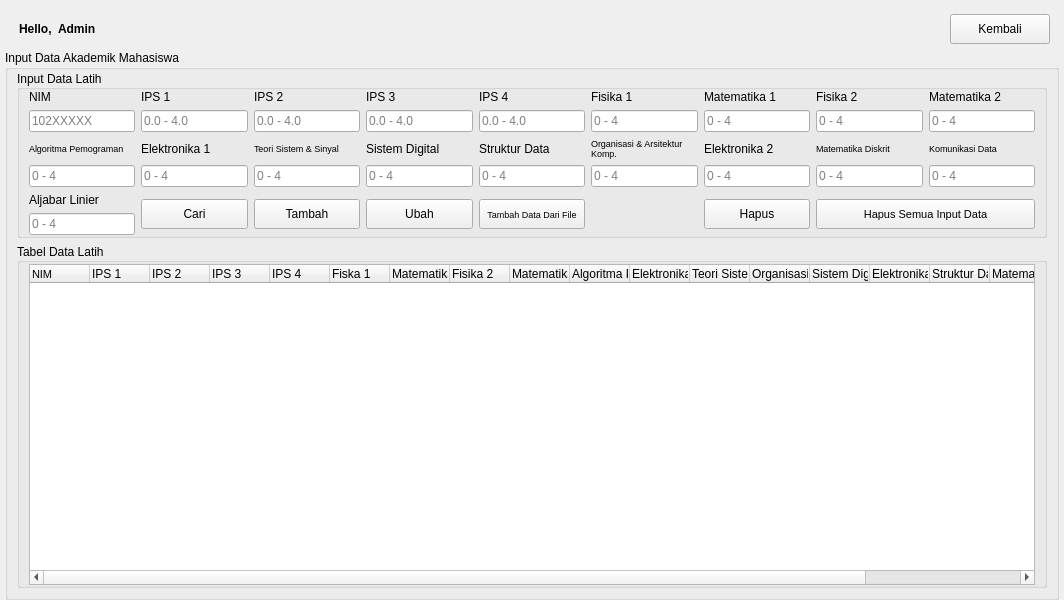
Above: gui/gui_kelola.ui from mafr017/BNN_GPA before the change. Below: the same form after it.
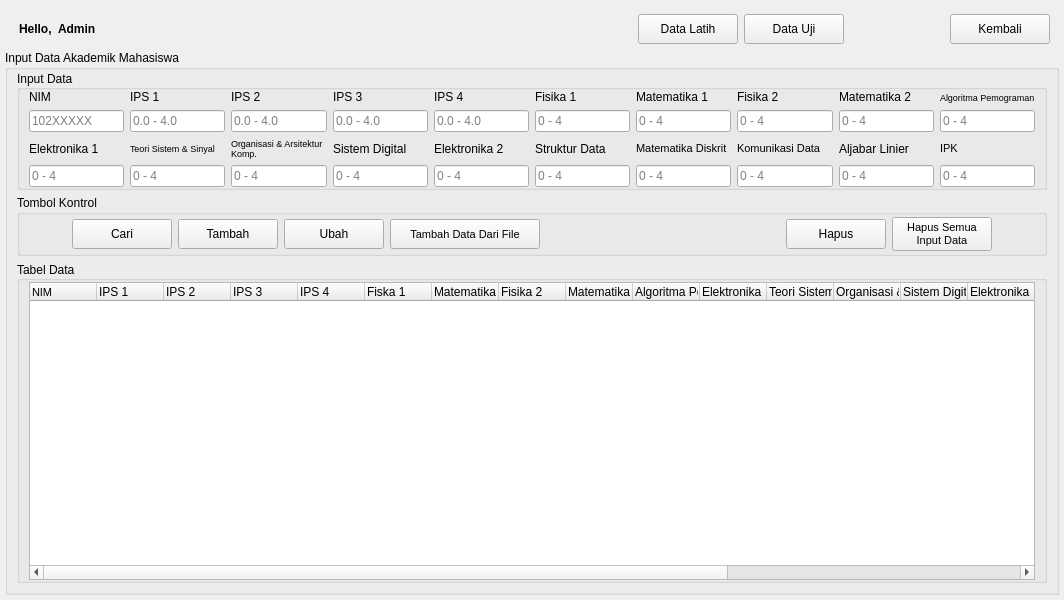
That is the form after the change.

The edit to the form file:
```diff
--- a/gui/gui_kelola.ui
+++ b/gui/gui_kelola.ui
@@ -25,7 +25,7 @@
      <number>5</number>
     </property>
     <property name="bottomMargin">
-     <number>0</number>
+     <number>5</number>
     </property>
     <item>
      <widget class="QFrame" name="frame">
@@ -111,6 +111,66 @@
          </property>
         </spacer>
        </item>
+       <item>
+        <widget class="QPushButton" name="pbLatih">
+         <property name="minimumSize">
+          <size>
+           <width>100</width>
+           <height>30</height>
+          </size>
+         </property>
+         <property name="text">
+          <string>Data Latih</string>
+         </property>
+         <property name="checkable">
+          <bool>true</bool>
+         </property>
+         <property name="checked">
+          <bool>false</bool>
+         </property>
+         <property name="autoDefault">
+          <bool>false</bool>
+         </property>
+         <property name="default">
+          <bool>false</bool>
+         </property>
+         <property name="flat">
+          <bool>false</bool>
+         </property>
+        </widget>
+       </item>
+       <item>
+        <widget class="QPushButton" name="pbUji">
+         <property name="minimumSize">
+          <size>
+           <width>100</width>
+           <height>30</height>
+          </size>
+         </property>
+         <property name="text">
+          <string>Data Uji</string>
+         </property>
+         <property name="checkable">
+          <bool>true</bool>
+         </property>
+        </widget>
+       </item>
+       <item>
+        <spacer name="horizontalSpacer_5">
+         <property name="orientation">
+          <enum>Qt::Horizontal</enum>
+         </property>
+         <property name="sizeType">
+          <enum>QSizePolicy::Fixed</enum>
+         </property>
+         <property name="sizeHint" stdset="0">
+          <size>
+           <width>100</width>
+           <height>20</height>
+          </size>
+         </property>
+        </spacer>
+       </item>
        <item>
         <widget class="QPushButton" name="pbKembali">
          <property name="minimumSize">
@@ -151,7 +211,7 @@
        <item>
         <widget class="QGroupBox" name="gInputData">
          <property name="title">
-          <string>Input Data Latih</string>
+          <string>Input Data</string>
          </property>
          <property name="alignment">
           <set>Qt::AlignLeading|Qt::AlignLeft|Qt::AlignVCenter</set>
@@ -169,80 +229,100 @@
           <property name="bottomMargin">
            <number>0</number>
           </property>
-          <item row="3" column="1">
-           <widget class="QLabel" name="label_9">
-            <property name="text">
-             <string>Elektronika 1</string>
+          <item row="3" column="15">
+           <widget class="QLabel" name="label_30">
+            <property name="maximumSize">
+             <size>
+              <width>16777215</width>
+              <height>16777215</height>
+             </size>
             </property>
-           </widget>
-          </item>
-          <item row="3" column="8">
-           <widget class="QLabel" name="label_28">
             <property name="font">
              <font>
-              <pointsize>7</pointsize>
+              <pointsize>8</pointsize>
              </font>
             </property>
             <property name="text">
-             <string>Komunikasi Data</string>
+             <string>IPK</string>
             </property>
             <property name="wordWrap">
              <bool>true</bool>
             </property>
            </widget>
           </item>
-          <item row="3" column="5">
-           <widget class="QLabel" name="label_11">
+          <item row="1" column="15">
+           <widget class="QLineEdit" name="leX9">
+            <property name="maximumSize">
+             <size>
+              <width>16777215</width>
+              <height>16777215</height>
+             </size>
+            </property>
+            <property name="placeholderText">
+             <string>0 - 4</string>
+            </property>
+           </widget>
+          </item>
+          <item row="0" column="15">
+           <widget class="QLabel" name="label_8">
+            <property name="maximumSize">
+             <size>
+              <width>16777215</width>
+              <height>16777215</height>
+             </size>
+            </property>
             <property name="font">
              <font>
               <pointsize>7</pointsize>
              </font>
             </property>
             <property name="text">
-             <string>Organisasi &amp; Arsitektur Komp.</string>
+             <string>Algoritma Pemograman</string>
             </property>
             <property name="wordWrap">
-             <bool>true</bool>
+             <bool>false</bool>
+            </property>
+           </widget>
+          </item>
+          <item row="1" column="14">
+           <widget class="QLineEdit" name="leX8">
+            <property name="sizePolicy">
+             <sizepolicy hsizetype="Expanding" vsizetype="Fixed">
+              <horstretch>0</horstretch>
+              <verstretch>0</verstretch>
+             </sizepolicy>
+            </property>
+            <property name="minimumSize">
+             <size>
+              <width>70</width>
+              <height>0</height>
+             </size>
+            </property>
+            <property name="maximumSize">
+             <size>
+              <width>16777215</width>
+              <height>16777215</height>
+             </size>
+            </property>
+            <property name="baseSize">
+             <size>
+              <width>0</width>
+              <height>0</height>
+             </size>
+            </property>
+            <property name="placeholderText">
+             <string>0 - 4</string>
             </property>
            </widget>
           </item>
           <item row="3" column="6">
-           <widget class="QLabel" name="label_24">
-            <property name="text">
-             <string>Elektronika 2</string>
-            </property>
-            <property name="wordWrap">
-             <bool>true</bool>
-            </property>
-           </widget>
-          </item>
-          <item row="3" column="4">
-           <widget class="QLabel" name="label_25">
-            <property name="text">
-             <string>Struktur Data</string>
-            </property>
-            <property name="wordWrap">
-             <bool>true</bool>
-            </property>
-           </widget>
-          </item>
-          <item row="3" column="2">
-           <widget class="QLabel" name="label_10">
-            <property name="font">
-             <font>
-              <pointsize>7</pointsize>
-             </font>
-            </property>
-            <property name="text">
-             <string>Teori Sistem &amp; Sinyal</string>
-            </property>
-            <property name="wordWrap">
-             <bool>true</bool>
-            </property>
-           </widget>
-          </item>
-          <item row="3" column="3">
            <widget class="QLabel" name="label_23">
+            <property name="maximumSize">
+             <size>
+              <width>16777215</width>
+              <height>16777215</height>
+             </size>
+            </property>
             <property name="text">
              <string>Sistem Digital</string>
             </property>
@@ -251,188 +331,14 @@
             </property>
            </widget>
           </item>
-          <item row="3" column="7">
-           <widget class="QLabel" name="label_31">
-            <property name="font">
-             <font>
-              <pointsize>7</pointsize>
-             </font>
-            </property>
-            <property name="text">
-             <string>Matematika Diskrit</string>
-            </property>
-            <property name="wordWrap">
-             <bool>true</bool>
-            </property>
-           </widget>
-          </item>
-          <item row="3" column="0">
-           <widget class="QLabel" name="label_8">
-            <property name="font">
-             <font>
-              <pointsize>7</pointsize>
-             </font>
-            </property>
-            <property name="text">
-             <string>Algoritma Pemograman</string>
-            </property>
-            <property name="wordWrap">
-             <bool>true</bool>
-            </property>
-           </widget>
-          </item>
-          <item row="6" column="0">
-           <widget class="QLineEdit" name="leX18">
-            <property name="placeholderText">
-             <string>0 - 4</string>
-            </property>
-           </widget>
-          </item>
-          <item row="4" column="0">
-           <widget class="QLineEdit" name="leX9">
-            <property name="placeholderText">
-             <string>0 - 4</string>
-            </property>
-           </widget>
-          </item>
-          <item row="4" column="3">
-           <widget class="QLineEdit" name="leX12">
-            <property name="placeholderText">
-             <string>0 - 4</string>
-            </property>
-           </widget>
-          </item>
-          <item row="4" column="4">
-           <widget class="QLineEdit" name="leX13">
-            <property name="placeholderText">
-             <string>0 - 4</string>
-            </property>
-           </widget>
-          </item>
-          <item row="5" column="0">
-           <widget class="QLabel" name="label_29">
-            <property name="text">
-             <string>Aljabar Linier</string>
-            </property>
-            <property name="wordWrap">
-             <bool>true</bool>
-            </property>
-           </widget>
-          </item>
-          <item row="4" column="2">
-           <widget class="QLineEdit" name="leX11">
-            <property name="placeholderText">
-             <string>0 - 4</string>
-            </property>
-           </widget>
-          </item>
-          <item row="4" column="5">
-           <widget class="QLineEdit" name="leX14">
-            <property name="placeholderText">
-             <string>0 - 4</string>
-            </property>
-           </widget>
-          </item>
-          <item row="4" column="1">
-           <widget class="QLineEdit" name="leX10">
-            <property name="placeholderText">
-             <string>0 - 4</string>
-            </property>
-           </widget>
-          </item>
-          <item row="4" column="7">
-           <widget class="QLineEdit" name="leX16">
-            <property name="placeholderText">
-             <string>0 - 4</string>
-            </property>
-           </widget>
-          </item>
-          <item row="4" column="8">
-           <widget class="QLineEdit" name="leX17">
-            <property name="placeholderText">
-             <string>0 - 4</string>
-            </property>
-           </widget>
-          </item>
-          <item row="4" column="6">
-           <widget class="QLineEdit" name="leX15">
-            <property name="placeholderText">
-             <string>0 - 4</string>
-            </property>
-           </widget>
-          </item>
-          <item row="1" column="0">
-           <widget class="QLineEdit" name="leKey">
-            <property name="placeholderText">
-             <string>102XXXXX</string>
-            </property>
-           </widget>
-          </item>
-          <item row="1" column="2">
-           <widget class="QLineEdit" name="leX2">
-            <property name="placeholderText">
-             <string>0.0 - 4.0</string>
-            </property>
-           </widget>
-          </item>
-          <item row="1" column="4">
-           <widget class="QLineEdit" name="leX4">
-            <property name="placeholderText">
-             <string>0.0 - 4.0</string>
-            </property>
-           </widget>
-          </item>
-          <item row="1" column="1">
-           <widget class="QLineEdit" name="leX1">
-            <property name="placeholderText">
-             <string>0.0 - 4.0</string>
-            </property>
-           </widget>
-          </item>
-          <item row="1" column="5">
-           <widget class="QLineEdit" name="leX5">
-            <property name="placeholderText">
-             <string>0 - 4</string>
-            </property>
-           </widget>
-          </item>
-          <item row="1" column="3">
-           <widget class="QLineEdit" name="leX3">
-            <property name="placeholderText">
-             <string>0.0 - 4.0</string>
-            </property>
-           </widget>
-          </item>
-          <item row="1" column="6">
-           <widget class="QLineEdit" name="leX6">
-            <property name="placeholderText">
-             <string>0 - 4</string>
-            </property>
-           </widget>
-          </item>
-          <item row="0" column="2">
-           <widget class="QLabel" name="label_3">
-            <property name="text">
-             <string>IPS 2</string>
-            </property>
-           </widget>
-          </item>
-          <item row="0" column="7">
-           <widget class="QLabel" name="label_7">
-            <property name="text">
-             <string>Fisika 2</string>
-            </property>
-           </widget>
-          </item>
-          <item row="1" column="7">
-           <widget class="QLineEdit" name="leX7">
-            <property name="placeholderText">
-             <string>0 - 4</string>
-            </property>
-           </widget>
-          </item>
-          <item row="0" column="8">
+          <item row="0" column="14">
            <widget class="QLabel" name="label_26">
+            <property name="maximumSize">
+             <size>
+              <width>16777215</width>
+              <height>16777215</height>
+             </size>
+            </property>
             <property name="text">
              <string>Matematika 2</string>
             </property>
@@ -441,69 +347,605 @@
             </property>
            </widget>
           </item>
-          <item row="1" column="8">
-           <widget class="QLineEdit" name="leX8">
+          <item row="1" column="12">
+           <widget class="QLineEdit" name="leX7">
+            <property name="maximumSize">
+             <size>
+              <width>16777215</width>
+              <height>16777215</height>
+             </size>
+            </property>
             <property name="placeholderText">
              <string>0 - 4</string>
             </property>
            </widget>
           </item>
-          <item row="0" column="1">
+          <item row="0" column="12">
+           <widget class="QLabel" name="label_7">
+            <property name="maximumSize">
+             <size>
+              <width>16777215</width>
+              <height>16777215</height>
+             </size>
+            </property>
+            <property name="text">
+             <string>Fisika 2</string>
+            </property>
+           </widget>
+          </item>
+          <item row="0" column="2">
            <widget class="QLabel" name="label_2">
+            <property name="maximumSize">
+             <size>
+              <width>16777215</width>
+              <height>16777215</height>
+             </size>
+            </property>
             <property name="text">
              <string>IPS 1</string>
             </property>
            </widget>
           </item>
-          <item row="0" column="0">
-           <widget class="QLabel" name="label">
-            <property name="text">
-             <string>NIM</string>
-            </property>
-           </widget>
-          </item>
-          <item row="0" column="3">
+          <item row="0" column="6">
            <widget class="QLabel" name="label_27">
+            <property name="maximumSize">
+             <size>
+              <width>16777215</width>
+              <height>16777215</height>
+             </size>
+            </property>
             <property name="text">
              <string>IPS 3</string>
             </property>
            </widget>
           </item>
-          <item row="0" column="5">
+          <item row="0" column="9">
            <widget class="QLabel" name="label_5">
+            <property name="maximumSize">
+             <size>
+              <width>16777215</width>
+              <height>16777215</height>
+             </size>
+            </property>
             <property name="text">
              <string>Fisika 1</string>
             </property>
            </widget>
           </item>
-          <item row="0" column="6">
+          <item row="0" column="10">
            <widget class="QLabel" name="label_6">
+            <property name="maximumSize">
+             <size>
+              <width>16777215</width>
+              <height>16777215</height>
+             </size>
+            </property>
             <property name="text">
              <string>Matematika 1</string>
             </property>
            </widget>
           </item>
+          <item row="0" column="0">
+           <widget class="QLabel" name="label">
+            <property name="maximumSize">
+             <size>
+              <width>16777215</width>
+              <height>16777215</height>
+             </size>
+            </property>
+            <property name="text">
+             <string>NIM</string>
+            </property>
+           </widget>
+          </item>
+          <item row="1" column="0">
+           <widget class="QLineEdit" name="leNIM">
+            <property name="maximumSize">
+             <size>
+              <width>16777215</width>
+              <height>16777215</height>
+             </size>
+            </property>
+            <property name="placeholderText">
+             <string>102XXXXX</string>
+            </property>
+           </widget>
+          </item>
+          <item row="1" column="7">
+           <widget class="QLineEdit" name="leX4">
+            <property name="maximumSize">
+             <size>
+              <width>16777215</width>
+              <height>16777215</height>
+             </size>
+            </property>
+            <property name="placeholderText">
+             <string>0.0 - 4.0</string>
+            </property>
+           </widget>
+          </item>
+          <item row="1" column="4">
+           <widget class="QLineEdit" name="leX2">
+            <property name="maximumSize">
+             <size>
+              <width>16777215</width>
+              <height>16777215</height>
+             </size>
+            </property>
+            <property name="placeholderText">
+             <string>0.0 - 4.0</string>
+            </property>
+           </widget>
+          </item>
+          <item row="1" column="2">
+           <widget class="QLineEdit" name="leX1">
+            <property name="maximumSize">
+             <size>
+              <width>16777215</width>
+              <height>16777215</height>
+             </size>
+            </property>
+            <property name="placeholderText">
+             <string>0.0 - 4.0</string>
+            </property>
+           </widget>
+          </item>
+          <item row="1" column="6">
+           <widget class="QLineEdit" name="leX3">
+            <property name="maximumSize">
+             <size>
+              <width>16777215</width>
+              <height>16777215</height>
+             </size>
+            </property>
+            <property name="placeholderText">
+             <string>0.0 - 4.0</string>
+            </property>
+           </widget>
+          </item>
+          <item row="1" column="10">
+           <widget class="QLineEdit" name="leX6">
+            <property name="maximumSize">
+             <size>
+              <width>16777215</width>
+              <height>16777215</height>
+             </size>
+            </property>
+            <property name="placeholderText">
+             <string>0 - 4</string>
+            </property>
+           </widget>
+          </item>
           <item row="0" column="4">
+           <widget class="QLabel" name="label_3">
+            <property name="maximumSize">
+             <size>
+              <width>16777215</width>
+              <height>16777215</height>
+             </size>
+            </property>
+            <property name="text">
+             <string>IPS 2</string>
+            </property>
+           </widget>
+          </item>
+          <item row="1" column="9">
+           <widget class="QLineEdit" name="leX5">
+            <property name="maximumSize">
+             <size>
+              <width>16777215</width>
+              <height>16777215</height>
+             </size>
+            </property>
+            <property name="placeholderText">
+             <string>0 - 4</string>
+            </property>
+           </widget>
+          </item>
+          <item row="0" column="7">
            <widget class="QLabel" name="label_4">
+            <property name="maximumSize">
+             <size>
+              <width>16777215</width>
+              <height>16777215</height>
+             </size>
+            </property>
             <property name="text">
              <string>IPS 4</string>
             </property>
            </widget>
           </item>
-          <item row="5" column="6" rowspan="2">
-           <widget class="QPushButton" name="pbHapus_2">
+          <item row="4" column="12">
+           <widget class="QLineEdit" name="leX17">
+            <property name="maximumSize">
+             <size>
+              <width>16777215</width>
+              <height>16777215</height>
+             </size>
+            </property>
+            <property name="placeholderText">
+             <string>0 - 4</string>
+            </property>
+           </widget>
+          </item>
+          <item row="4" column="9">
+           <widget class="QLineEdit" name="leX15">
+            <property name="maximumSize">
+             <size>
+              <width>16777215</width>
+              <height>16777215</height>
+             </size>
+            </property>
+            <property name="placeholderText">
+             <string>0 - 4</string>
+            </property>
+           </widget>
+          </item>
+          <item row="4" column="10">
+           <widget class="QLineEdit" name="leX16">
+            <property name="maximumSize">
+             <size>
+              <width>16777215</width>
+              <height>16777215</height>
+             </size>
+            </property>
+            <property name="placeholderText">
+             <string>0 - 4</string>
+            </property>
+           </widget>
+          </item>
+          <item row="4" column="2">
+           <widget class="QLineEdit" name="leX11">
+            <property name="maximumSize">
+             <size>
+              <width>16777215</width>
+              <height>16777215</height>
+             </size>
+            </property>
+            <property name="placeholderText">
+             <string>0 - 4</string>
+            </property>
+           </widget>
+          </item>
+          <item row="4" column="0">
+           <widget class="QLineEdit" name="leX10">
+            <property name="maximumSize">
+             <size>
+              <width>16777215</width>
+              <height>16777215</height>
+             </size>
+            </property>
+            <property name="placeholderText">
+             <string>0 - 4</string>
+            </property>
+           </widget>
+          </item>
+          <item row="4" column="4">
+           <widget class="QLineEdit" name="leX12">
+            <property name="maximumSize">
+             <size>
+              <width>16777215</width>
+              <height>16777215</height>
+             </size>
+            </property>
+            <property name="placeholderText">
+             <string>0 - 4</string>
+            </property>
+           </widget>
+          </item>
+          <item row="4" column="7">
+           <widget class="QLineEdit" name="leX14">
+            <property name="maximumSize">
+             <size>
+              <width>16777215</width>
+              <height>16777215</height>
+             </size>
+            </property>
+            <property name="placeholderText">
+             <string>0 - 4</string>
+            </property>
+           </widget>
+          </item>
+          <item row="4" column="15">
+           <widget class="QLineEdit" name="leIPK">
+            <property name="maximumSize">
+             <size>
+              <width>16777215</width>
+              <height>16777215</height>
+             </size>
+            </property>
+            <property name="placeholderText">
+             <string>0 - 4</string>
+            </property>
+           </widget>
+          </item>
+          <item row="4" column="6">
+           <widget class="QLineEdit" name="leX13">
+            <property name="maximumSize">
+             <size>
+              <width>16777215</width>
+              <height>16777215</height>
+             </size>
+            </property>
+            <property name="placeholderText">
+             <string>0 - 4</string>
+            </property>
+           </widget>
+          </item>
+          <item row="3" column="14">
+           <widget class="QLabel" name="label_29">
+            <property name="maximumSize">
+             <size>
+              <width>16777215</width>
+              <height>16777215</height>
+             </size>
+            </property>
+            <property name="text">
+             <string>Aljabar Linier</string>
+            </property>
+            <property name="wordWrap">
+             <bool>true</bool>
+            </property>
+           </widget>
+          </item>
+          <item row="3" column="12">
+           <widget class="QLabel" name="label_28">
+            <property name="maximumSize">
+             <size>
+              <width>16777215</width>
+              <height>16777215</height>
+             </size>
+            </property>
+            <property name="font">
+             <font>
+              <pointsize>8</pointsize>
+             </font>
+            </property>
+            <property name="text">
+             <string>Komunikasi Data</string>
+            </property>
+            <property name="wordWrap">
+             <bool>true</bool>
+            </property>
+           </widget>
+          </item>
+          <item row="4" column="14">
+           <widget class="QLineEdit" name="leX18">
+            <property name="maximumSize">
+             <size>
+              <width>16777215</width>
+              <height>16777215</height>
+             </size>
+            </property>
+            <property name="placeholderText">
+             <string>0 - 4</string>
+            </property>
+           </widget>
+          </item>
+          <item row="3" column="0">
+           <widget class="QLabel" name="label_9">
+            <property name="maximumSize">
+             <size>
+              <width>16777215</width>
+              <height>16777215</height>
+             </size>
+            </property>
+            <property name="text">
+             <string>Elektronika 1</string>
+            </property>
+           </widget>
+          </item>
+          <item row="3" column="2">
+           <widget class="QLabel" name="label_10">
+            <property name="maximumSize">
+             <size>
+              <width>16777215</width>
+              <height>16777215</height>
+             </size>
+            </property>
+            <property name="font">
+             <font>
+              <pointsize>7</pointsize>
+             </font>
+            </property>
+            <property name="text">
+             <string>Teori Sistem &amp; Sinyal</string>
+            </property>
+            <property name="wordWrap">
+             <bool>true</bool>
+            </property>
+           </widget>
+          </item>
+          <item row="3" column="4">
+           <widget class="QLabel" name="label_11">
+            <property name="maximumSize">
+             <size>
+              <width>16777215</width>
+              <height>16777215</height>
+             </size>
+            </property>
+            <property name="font">
+             <font>
+              <pointsize>7</pointsize>
+             </font>
+            </property>
+            <property name="text">
+             <string>Organisasi &amp; Arsitektur Komp.</string>
+            </property>
+            <property name="wordWrap">
+             <bool>true</bool>
+            </property>
+           </widget>
+          </item>
+          <item row="3" column="9">
+           <widget class="QLabel" name="label_25">
+            <property name="maximumSize">
+             <size>
+              <width>16777215</width>
+              <height>16777215</height>
+             </size>
+            </property>
+            <property name="text">
+             <string>Struktur Data</string>
+            </property>
+            <property name="wordWrap">
+             <bool>true</bool>
+            </property>
+           </widget>
+          </item>
+          <item row="3" column="7">
+           <widget class="QLabel" name="label_24">
+            <property name="maximumSize">
+             <size>
+              <width>16777215</width>
+              <height>16777215</height>
+             </size>
+            </property>
+            <property name="text">
+             <string>Elektronika 2</string>
+            </property>
+            <property name="wordWrap">
+             <bool>true</bool>
+            </property>
+           </widget>
+          </item>
+          <item row="3" column="10">
+           <widget class="QLabel" name="label_31">
+            <property name="maximumSize">
+             <size>
+              <width>16777215</width>
+              <height>16777215</height>
+             </size>
+            </property>
+            <property name="font">
+             <font>
+              <pointsize>8</pointsize>
+             </font>
+            </property>
+            <property name="text">
+             <string>Matematika Diskrit</string>
+            </property>
+            <property name="wordWrap">
+             <bool>true</bool>
+            </property>
+           </widget>
+          </item>
+         </layout>
+        </widget>
+       </item>
+       <item>
+        <widget class="QGroupBox" name="groupBox_2">
+         <property name="title">
+          <string>Tombol Kontrol</string>
+         </property>
+         <property name="flat">
+          <bool>true</bool>
+         </property>
+         <layout class="QHBoxLayout" name="horizontalLayout_3">
+          <property name="leftMargin">
+           <number>2</number>
+          </property>
+          <property name="topMargin">
+           <number>2</number>
+          </property>
+          <property name="rightMargin">
+           <number>2</number>
+          </property>
+          <property name="bottomMargin">
+           <number>2</number>
+          </property>
+          <item>
+           <spacer name="horizontalSpacer_3">
+            <property name="orientation">
+             <enum>Qt::Horizontal</enum>
+            </property>
+            <property name="sizeType">
+             <enum>QSizePolicy::Fixed</enum>
+            </property>
+            <property name="sizeHint" stdset="0">
+             <size>
+              <width>50</width>
+              <height>20</height>
+             </size>
+            </property>
+           </spacer>
+          </item>
+          <item>
+           <widget class="QPushButton" name="pbSearch">
+            <property name="sizePolicy">
+             <sizepolicy hsizetype="Maximum" vsizetype="Fixed">
+              <horstretch>0</horstretch>
+              <verstretch>0</verstretch>
+             </sizepolicy>
+            </property>
             <property name="minimumSize">
              <size>
-              <width>0</width>
+              <width>100</width>
               <height>30</height>
              </size>
             </property>
             <property name="text">
-             <string>Hapus</string>
+             <string>Cari</string>
             </property>
+            <property name="autoExclusive">
+             <bool>false</bool>
+            </property>
+            <property name="autoDefault">
+             <bool>false</bool>
+            </property>
+            <property name="default">
+             <bool>false</bool>
+            </property>
+            <property name="flat">
+             <bool>false</bool>
+            </property>
            </widget>
           </item>
-          <item row="5" column="4" rowspan="2">
+          <item>
+           <widget class="QPushButton" name="pbTambah">
+            <property name="sizePolicy">
+             <sizepolicy hsizetype="Minimum" vsizetype="Fixed">
+              <horstretch>0</horstretch>
+              <verstretch>0</verstretch>
+             </sizepolicy>
+            </property>
+            <property name="minimumSize">
+             <size>
+              <width>100</width>
+              <height>30</height>
+             </size>
+            </property>
+            <property name="text">
+             <string>Tambah</string>
+            </property>
+            <property name="autoExclusive">
+             <bool>false</bool>
+            </property>
+            <property name="autoDefault">
+             <bool>false</bool>
+            </property>
+            <property name="default">
+             <bool>false</bool>
+            </property>
+            <property name="flat">
+             <bool>false</bool>
+            </property>
+           </widget>
+          </item>
+          <item>
+           <widget class="QPushButton" name="pbUpdate">
+            <property name="minimumSize">
+             <size>
+              <width>100</width>
+              <height>30</height>
+             </size>
+            </property>
+            <property name="text">
+             <string>Ubah</string>
+            </property>
+           </widget>
+          </item>
+          <item>
            <widget class="QPushButton" name="pbTmbFile">
             <property name="sizePolicy">
              <sizepolicy hsizetype="Minimum" vsizetype="Fixed">
@@ -513,13 +955,13 @@
             </property>
             <property name="minimumSize">
              <size>
-              <width>0</width>
+              <width>150</width>
               <height>30</height>
              </size>
             </property>
             <property name="font">
              <font>
-              <pointsize>7</pointsize>
+              <pointsize>8</pointsize>
               <weight>50</weight>
               <bold>false</bold>
              </font>
@@ -530,50 +972,12 @@
             <property name="text">
              <string>Tambah Data Dari File</string>
             </property>
-            <property name="autoExclusive">
+            <property name="checkable">
              <bool>false</bool>
             </property>
-            <property name="autoDefault">
+            <property name="checked">
              <bool>false</bool>
             </property>
-            <property name="default">
-             <bool>false</bool>
-            </property>
-            <property name="flat">
-             <bool>false</bool>
-            </property>
-           </widget>
-          </item>
-          <item row="5" column="3" rowspan="2">
-           <widget class="QPushButton" name="pbUpdate">
-            <property name="minimumSize">
-             <size>
-              <width>0</width>
-              <height>30</height>
-             </size>
-            </property>
-            <property name="text">
-             <string>Ubah</string>
-            </property>
-           </widget>
-          </item>
-          <item row="5" column="2" rowspan="2">
-           <widget class="QPushButton" name="pbTambah">
-            <property name="sizePolicy">
-             <sizepolicy hsizetype="Minimum" vsizetype="Fixed">
-              <horstretch>0</horstretch>
-              <verstretch>0</verstretch>
-             </sizepolicy>
-            </property>
-            <property name="minimumSize">
-             <size>
-              <width>100</width>
-              <height>30</height>
-             </size>
-            </property>
-            <property name="text">
-             <string>Tambah</string>
-            </property>
             <property name="autoExclusive">
              <bool>false</bool>
             </property>
@@ -588,14 +992,21 @@
             </property>
            </widget>
           </item>
-          <item row="5" column="1" rowspan="2">
-           <widget class="QPushButton" name="pbSearch">
-            <property name="sizePolicy">
-             <sizepolicy hsizetype="Minimum" vsizetype="Fixed">
-              <horstretch>0</horstretch>
-              <verstretch>0</verstretch>
-             </sizepolicy>
+          <item>
+           <spacer name="horizontalSpacer_2">
+            <property name="orientation">
+             <enum>Qt::Horizontal</enum>
             </property>
+            <property name="sizeHint" stdset="0">
+             <size>
+              <width>40</width>
+              <height>20</height>
+             </size>
+            </property>
+           </spacer>
+          </item>
+          <item>
+           <widget class="QPushButton" name="pbHapusOne">
             <property name="minimumSize">
              <size>
               <width>100</width>
@@ -603,24 +1014,12 @@
              </size>
             </property>
             <property name="text">
-             <string>Cari</string>
+             <string>Hapus</string>
             </property>
-            <property name="autoExclusive">
-             <bool>false</bool>
-            </property>
-            <property name="autoDefault">
-             <bool>false</bool>
-            </property>
-            <property name="default">
-             <bool>false</bool>
-            </property>
-            <property name="flat">
-             <bool>false</bool>
-            </property>
            </widget>
           </item>
-          <item row="5" column="7" rowspan="2" colspan="2">
-           <widget class="QPushButton" name="pbHapus">
+          <item>
+           <widget class="QPushButton" name="pbHapusAll">
             <property name="sizePolicy">
              <sizepolicy hsizetype="Minimum" vsizetype="Fixed">
               <horstretch>0</horstretch>
@@ -643,7 +1042,8 @@
              <string>Menghapus semua data input pada tabel</string>
             </property>
             <property name="text">
-             <string>Hapus Semua Input Data</string>
+             <string>Hapus Semua
+Input Data</string>
             </property>
             <property name="autoExclusive">
              <bool>false</bool>
@@ -659,13 +1059,29 @@
             </property>
            </widget>
           </item>
+          <item>
+           <spacer name="horizontalSpacer_4">
+            <property name="orientation">
+             <enum>Qt::Horizontal</enum>
+            </property>
+            <property name="sizeType">
+             <enum>QSizePolicy::Fixed</enum>
+            </property>
+            <property name="sizeHint" stdset="0">
+             <size>
+              <width>50</width>
+              <height>20</height>
+             </size>
+            </property>
+           </spacer>
+          </item>
          </layout>
         </widget>
        </item>
        <item>
         <widget class="QGroupBox" name="ginputdatalatih">
          <property name="title">
-          <string>Tabel Data Latih</string>
+          <string>Tabel Data</string>
          </property>
          <property name="alignment">
           <set>Qt::AlignLeading|Qt::AlignLeft|Qt::AlignVCenter</set>
@@ -707,10 +1123,10 @@
              <bool>true</bool>
             </property>
             <property name="sortingEnabled">
-             <bool>true</bool>
+             <bool>false</bool>
             </property>
             <attribute name="horizontalHeaderDefaultSectionSize">
-             <number>60</number>
+             <number>67</number>
             </attribute>
             <column>
              <property name="text">
@@ -871,6 +1287,14 @@
               <set>AlignLeading|AlignVCenter</set>
              </property>
             </column>
+            <column>
+             <property name="text">
+              <string>IPK</string>
+             </property>
+             <property name="textAlignment">
+              <set>AlignLeading|AlignVCenter</set>
+             </property>
+            </column>
            </widget>
           </item>
          </layout>
```
Left out of the diff: 11 changed lines with no effect on the pictures.
